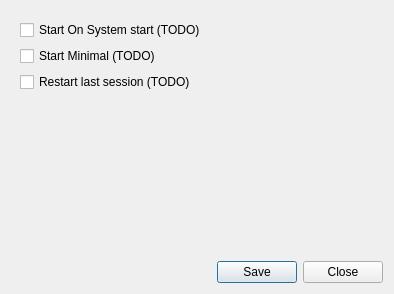
Before: the Qt Designer form src/optionsdialog.ui in coolshou/qterminal, drawn with Qt 5.
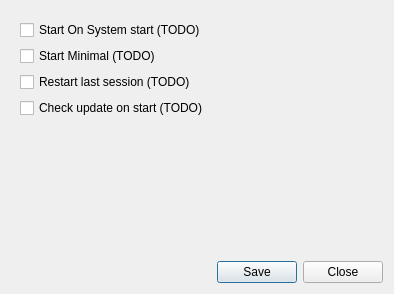
After: the same form once the commit is applied. Icons and pictures are not drawn.

```diff
--- a/src/optionsdialog.ui
+++ b/src/optionsdialog.ui
@@ -42,6 +42,13 @@
         </property>
        </widget>
       </item>
+      <item>
+       <widget class="QCheckBox" name="CheckUpdateCheckBox">
+        <property name="text">
+         <string>Check update on start (TODO)</string>
+        </property>
+       </widget>
+      </item>
       <item>
        <spacer name="verticalSpacer">
         <property name="orientation">
```
